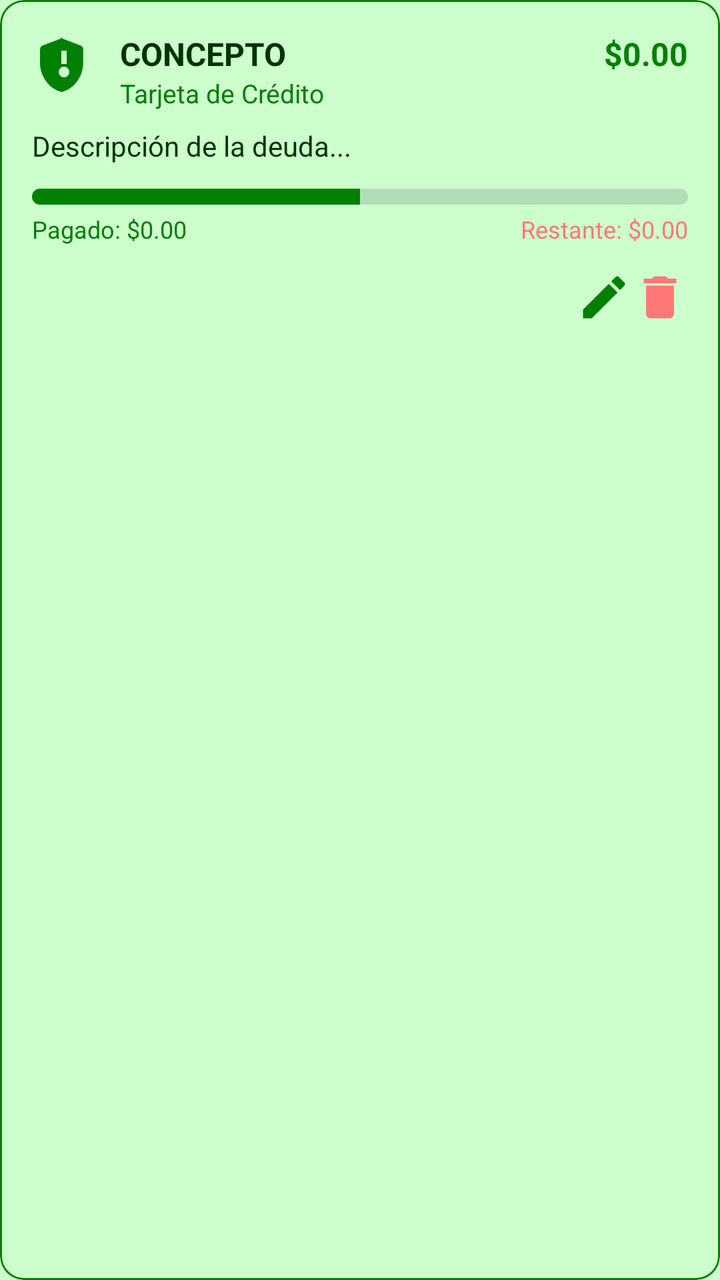
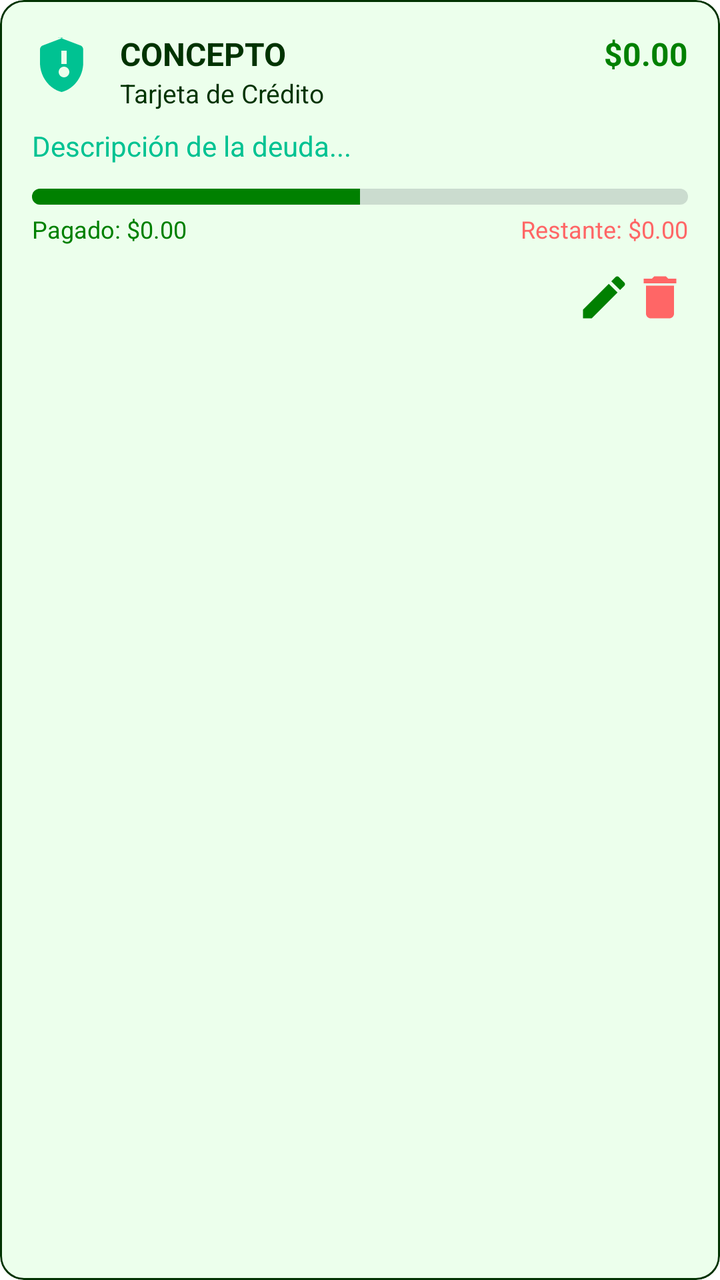

Compare the two renders of this Android layout. The source of the first and the diff that turns it into the second are given below.
<!-- AndroidManifest.xml: application theme Theme.MyLittleFinanControl -->
<!-- res/layout/item_deuda.xml -->
<?xml version="1.0" encoding="utf-8"?>
<com.google.android.material.card.MaterialCardView xmlns:android="http://schemas.android.com/apk/res/android"
    xmlns:app="http://schemas.android.com/apk/res-auto"
    android:layout_width="match_parent"
    android:layout_height="wrap_content"
    android:layout_marginHorizontal="16dp"
    android:layout_marginVertical="8dp"
    app:cardCornerRadius="12dp"
    app:cardElevation="0dp"
    app:cardBackgroundColor="@color/primary_glass"
    app:strokeWidth="1dp"
    app:strokeColor="@color/primary">

    <LinearLayout
        android:layout_width="match_parent"
        android:layout_height="wrap_content"
        android:orientation="vertical"
        android:padding="16dp">

        <RelativeLayout
            android:layout_width="match_parent"
            android:layout_height="wrap_content">

            <ImageView
                android:id="@+id/iv_icono_deuda"
                android:layout_width="32dp"
                android:layout_height="32dp"
                android:src="@drawable/ic_deuda"
                app:tint="@color/primary" />

            <LinearLayout
                android:layout_width="wrap_content"
                android:layout_height="wrap_content"
                android:layout_toEndOf="@id/iv_icono_deuda"
                android:layout_toStartOf="@+id/tv_valor_restante_top"
                android:layout_marginStart="12dp"
                android:orientation="vertical">

                <TextView
                    android:id="@+id/tv_concepto"
                    android:layout_width="wrap_content"
                    android:layout_height="wrap_content"
                    android:text="CONCEPTO"
                    android:textAllCaps="true"
                    android:textSize="16sp"
                    android:textStyle="bold"
                    android:textColor="@color/black" />

                <TextView
                    android:id="@+id/tv_tipo"
                    android:layout_width="wrap_content"
                    android:layout_height="wrap_content"
                    android:text="Tarjeta de Crédito"
                    android:textSize="13sp"
                    android:textColor="@color/primary" />
            </LinearLayout>

            <TextView
                android:id="@+id/tv_valor_restante_top"
                android:layout_width="wrap_content"
                android:layout_height="wrap_content"
                android:layout_alignParentEnd="true"
                android:text="$0.00"
                android:textSize="16sp"
                android:textStyle="bold"
                android:textColor="@color/primary" />
        </RelativeLayout>

        <TextView
            android:id="@+id/tv_descripcion"
            android:layout_width="match_parent"
            android:layout_height="wrap_content"
            android:layout_marginTop="8dp"
            android:text="Descripción de la deuda..."
            android:textSize="14sp"
            android:textColor="@color/black"
            android:maxLines="2"
            android:ellipsize="end" />

        <ProgressBar
            android:id="@+id/pb_deuda"
            style="?android:attr/progressBarStyleHorizontal"
            android:layout_width="match_parent"
            android:layout_height="8dp"
            android:layout_marginTop="12dp"
            android:progress="50"
            android:progressDrawable="@drawable/custom_progress_bar" />

        <RelativeLayout
            android:layout_width="match_parent"
            android:layout_height="wrap_content"
            android:layout_marginTop="4dp">

            <TextView
                android:id="@+id/tv_pagado_label"
                android:layout_width="wrap_content"
                android:layout_height="wrap_content"
                android:text="Pagado: $0.00"
                android:textSize="12sp"
                android:textColor="@color/primary" />

            <TextView
                android:id="@+id/tv_restante_label"
                android:layout_width="wrap_content"
                android:layout_height="wrap_content"
                android:layout_alignParentEnd="true"
                android:text="Restante: $0.00"
                android:textSize="12sp"
                android:textColor="@color/accent_alerta" />
        </RelativeLayout>

        <LinearLayout
            android:layout_width="wrap_content"
            android:layout_height="wrap_content"
            android:layout_gravity="end"
            android:layout_marginTop="12dp"
            android:orientation="horizontal">

            <ImageView
                android:id="@+id/iv_editar"
                android:layout_width="28dp"
                android:layout_height="28dp"
                android:src="@drawable/ic_edit"
                app:tint="@color/primary" />

            <ImageView
                android:id="@+id/iv_eliminar"
                android:layout_width="28dp"
                android:layout_height="28dp"
                android:src="@drawable/ic_delete"
                app:tint="@color/accent_alerta" />
        </LinearLayout>

    </LinearLayout>
</com.google.android.material.card.MaterialCardView>
<!-- resources referenced by this layout -->
<resources>
  <color name="accent_alerta">#FF7878</color>
  <color name="black">#003300</color>
  <color name="primary">#008000</color>
  <color name="primary_glass">#66CCFFCC</color>
  <!-- drawable custom_progress_bar (drawable) -->
  <?xml version="1.0" encoding="utf-8"?>
  <layer-list xmlns:android="http://schemas.android.com/apk/res/android">
      <item android:id="@android:id/background">
          <shape>
              <corners android:radius="10dp" />
              <solid android:color="#303A4750" />
          </shape>
      </item>
      <item android:id="@android:id/progress">
          <clip>
              <shape>
                  <corners android:radius="10dp" />
                  <solid android:color="@color/primary" />
              </shape>
          </clip>
      </item>
  </layer-list>
  <!-- drawable ic_delete (drawable) -->
  <vector xmlns:android="http://schemas.android.com/apk/res/android" android:autoMirrored="true" android:height="24dp" android:tint="#1F4F98" android:viewportHeight="24" android:viewportWidth="24" android:width="24dp">
        
      <path android:fillColor="@android:color/white" android:pathData="M6,19c0,1.1 0.9,2 2,2h8c1.1,0 2,-0.9 2,-2V7H6v12zM19,4h-3.5l-1,-1h-5l-1,1H5v2h14V4z"/>
      
  </vector>
  <!-- drawable ic_deuda (drawable) -->
  <vector xmlns:android="http://schemas.android.com/apk/res/android"
      android:width="24dp"
      android:height="24dp"
      android:viewportWidth="24"
      android:viewportHeight="24">
      <path
          android:fillColor="@color/primary"
          android:pathData="M11.8,2.1L3.9,5.1c-0.5,0.2 -0.9,0.8 -0.9,1.4v5.1c0,5.1 3.5,9.8 8.1,10.9c4.6,-1.1 8.1,-5.8 8.1,-10.9V6.5c0,-0.6 -0.4,-1.2 -0.9,-1.4l-7.9,-3c-0.2,-0.1 -0.4,-0.1 -0.6,0zM12,17c-1.1,0 -2,-0.9 -2,-2s0.9,-2 2,-2s2,0.9 2,2s-0.9,2 -2,2zM13,12h-2V7h2v5z"/>
  </vector>
  <!-- drawable ic_edit (drawable) -->
  <vector xmlns:android="http://schemas.android.com/apk/res/android" android:autoMirrored="true" android:height="24dp" android:tint="#1F4F98" android:viewportHeight="24" android:viewportWidth="24" android:width="24dp">
        
      <path android:fillColor="@android:color/white" android:pathData="M3,17.25V21h3.75L17.81,9.94l-3.75,-3.75L3,17.25zM20.71,7.04c0.39,-0.39 0.39,-1.02 0,-1.41l-2.34,-2.34c-0.39,-0.39 -1.02,-0.39 -1.41,0l-1.83,1.83 3.75,3.75 1.83,-1.83z"/>
      
  </vector>
  <style name="Base.Theme.MyLittleFinanControl" parent="Theme.Material3.DayNight.NoActionBar">
          
  
          <item name="colorPrimary">@color/verde_oscuro</item>
  
          <item name="colorOnPrimary">@color/verde_claro</item>
  
  
          <item name="colorPrimaryContainer">@color/verde_transparente</item>
          <item name="colorOnPrimaryContainer">@color/verde_negro</item>
  
  
          <item name="colorSecondary">@color/white</item>
  
          <item name="colorOnSecondary">@color/secondary</item>
  
  
          <item name="colorOutline">@color/verde_negro</item>
  
  
          <item name="colorOnSurface">@color/verde_negro</item>
  
          
          <item name="android:windowBackground">@color/background_light</item>
          <item name="colorSurface">@color/verde_transparente</item>
  
          <item name="colorError">@color/accent_alerta</item>
  
          <item name="colorOnError">@color/accent_alerta</item>
  
          
          <item name="android:statusBarColor">@color/background_light</item>
          <item name="android:windowLightStatusBar">true</item>
      </style>
  <color name="verde_claro">#CCFFCC</color>
  <color name="verde_negro">#003300</color>
  <color name="white">#CCFFCC</color>
  <color name="secondary">#33FF00</color>
  <color name="background_light">#CCFFCC</color>
  <!-- unchanged entries left out for length: 3 -->
</resources>

<!-- the commit's change to res/layout/item_deuda.xml (unified diff, before → after) -->
@@ -7,9 +7,9 @@
     android:layout_marginVertical="8dp"
     app:cardCornerRadius="12dp"
     app:cardElevation="0dp"
-    app:cardBackgroundColor="@color/primary_glass"
+    app:cardBackgroundColor="?attr/colorSecondaryContainer"
     app:strokeWidth="1dp"
-    app:strokeColor="@color/primary">
+    app:strokeColor="?attr/colorOutline">
 
     <LinearLayout
         android:layout_width="match_parent"
@@ -25,8 +25,7 @@
                 android:id="@+id/iv_icono_deuda"
                 android:layout_width="32dp"
                 android:layout_height="32dp"
-                android:src="@drawable/ic_deuda"
-                app:tint="@color/primary" />
+                android:src="@drawable/ic_deuda" />
 
             <LinearLayout
                 android:layout_width="wrap_content"
@@ -44,7 +43,7 @@
                     android:textAllCaps="true"
                     android:textSize="16sp"
                     android:textStyle="bold"
-                    android:textColor="@color/black" />
+                    android:textColor="?attr/colorOnSurface" />
 
                 <TextView
                     android:id="@+id/tv_tipo"
@@ -52,7 +51,7 @@
                     android:layout_height="wrap_content"
                     android:text="Tarjeta de Crédito"
                     android:textSize="13sp"
-                    android:textColor="@color/primary" />
+                    android:textColor="?attr/colorOnSurface" />
             </LinearLayout>
 
             <TextView
@@ -63,7 +62,7 @@
                 android:text="$0.00"
                 android:textSize="16sp"
                 android:textStyle="bold"
-                android:textColor="@color/primary" />
+                android:textColor="?attr/colorPrimary" />
         </RelativeLayout>
 
         <TextView
@@ -73,7 +72,7 @@
             android:layout_marginTop="8dp"
             android:text="Descripción de la deuda..."
             android:textSize="14sp"
-            android:textColor="@color/black"
+            android:textColor="?attr/colorSecondary"
             android:maxLines="2"
             android:ellipsize="end" />
 
@@ -97,7 +96,7 @@
                 android:layout_height="wrap_content"
                 android:text="Pagado: $0.00"
                 android:textSize="12sp"
-                android:textColor="@color/primary" />
+                android:textColor="?attr/colorPrimary" />
 
             <TextView
                 android:id="@+id/tv_restante_label"
@@ -106,7 +105,7 @@
                 android:layout_alignParentEnd="true"
                 android:text="Restante: $0.00"
                 android:textSize="12sp"
-                android:textColor="@color/accent_alerta" />
+                android:textColor="?attr/colorError" />
         </RelativeLayout>
 
         <LinearLayout
@@ -120,15 +119,13 @@
                 android:id="@+id/iv_editar"
                 android:layout_width="28dp"
                 android:layout_height="28dp"
-                android:src="@drawable/ic_edit"
-                app:tint="@color/primary" />
+                android:src="@drawable/ic_edit"/>
 
             <ImageView
                 android:id="@+id/iv_eliminar"
                 android:layout_width="28dp"
                 android:layout_height="28dp"
-                android:src="@drawable/ic_delete"
-                app:tint="@color/accent_alerta" />
+                android:src="@drawable/ic_delete" />
         </LinearLayout>
 
     </LinearLayout>
<!-- resource entries referenced after the edit -->
@@ -1,9 +1,5 @@
 <!-- resources referenced by this layout -->
 <resources>
-  <color name="accent_alerta">#FF7878</color>
-  <color name="black">#003300</color>
-  <color name="primary">#008000</color>
-  <color name="primary_glass">#66CCFFCC</color>
   <!-- drawable custom_progress_bar (drawable) -->
   <?xml version="1.0" encoding="utf-8"?>
   <layer-list xmlns:android="http://schemas.android.com/apk/res/android">
@@ -17,15 +13,15 @@
           <clip>
               <shape>
                   <corners android:radius="10dp" />
-                  <solid android:color="@color/primary" />
+                  <solid android:color="?attr/colorPrimary" />
               </shape>
           </clip>
       </item>
   </layer-list>
   <!-- drawable ic_delete (drawable) -->
-  <vector xmlns:android="http://schemas.android.com/apk/res/android" android:autoMirrored="true" android:height="24dp" android:tint="#1F4F98" android:viewportHeight="24" android:viewportWidth="24" android:width="24dp">
+  <vector xmlns:android="http://schemas.android.com/apk/res/android" android:autoMirrored="true" android:height="24dp" android:tint="?attr/colorError" android:viewportHeight="24" android:viewportWidth="24" android:width="24dp">
         
-      <path android:fillColor="@android:color/white" android:pathData="M6,19c0,1.1 0.9,2 2,2h8c1.1,0 2,-0.9 2,-2V7H6v12zM19,4h-3.5l-1,-1h-5l-1,1H5v2h14V4z"/>
+      <path android:fillColor="?attr/colorError" android:pathData="M6,19c0,1.1 0.9,2 2,2h8c1.1,0 2,-0.9 2,-2V7H6v12zM19,4h-3.5l-1,-1h-5l-1,1H5v2h14V4z"/>
       
   </vector>
   <!-- drawable ic_deuda (drawable) -->
@@ -35,54 +31,71 @@
       android:viewportWidth="24"
       android:viewportHeight="24">
       <path
-          android:fillColor="@color/primary"
+          android:fillColor="?attr/colorSecondary"
           android:pathData="M11.8,2.1L3.9,5.1c-0.5,0.2 -0.9,0.8 -0.9,1.4v5.1c0,5.1 3.5,9.8 8.1,10.9c4.6,-1.1 8.1,-5.8 8.1,-10.9V6.5c0,-0.6 -0.4,-1.2 -0.9,-1.4l-7.9,-3c-0.2,-0.1 -0.4,-0.1 -0.6,0zM12,17c-1.1,0 -2,-0.9 -2,-2s0.9,-2 2,-2s2,0.9 2,2s-0.9,2 -2,2zM13,12h-2V7h2v5z"/>
   </vector>
   <!-- drawable ic_edit (drawable) -->
-  <vector xmlns:android="http://schemas.android.com/apk/res/android" android:autoMirrored="true" android:height="24dp" android:tint="#1F4F98" android:viewportHeight="24" android:viewportWidth="24" android:width="24dp">
+  <vector xmlns:android="http://schemas.android.com/apk/res/android" android:autoMirrored="true" android:height="24dp" android:tint="?attr/colorPrimary" android:viewportHeight="24" android:viewportWidth="24" android:width="24dp">
         
-      <path android:fillColor="@android:color/white" android:pathData="M3,17.25V21h3.75L17.81,9.94l-3.75,-3.75L3,17.25zM20.71,7.04c0.39,-0.39 0.39,-1.02 0,-1.41l-2.34,-2.34c-0.39,-0.39 -1.02,-0.39 -1.41,0l-1.83,1.83 3.75,3.75 1.83,-1.83z"/>
+      <path android:fillColor="?attr/colorPrimary" android:pathData="M3,17.25V21h3.75L17.81,9.94l-3.75,-3.75L3,17.25zM20.71,7.04c0.39,-0.39 0.39,-1.02 0,-1.41l-2.34,-2.34c-0.39,-0.39 -1.02,-0.39 -1.41,0l-1.83,1.83 3.75,3.75 1.83,-1.83z"/>
       
   </vector>
   <style name="Base.Theme.MyLittleFinanControl" parent="Theme.Material3.DayNight.NoActionBar">
+  
           
+          <item name="colorPrimary">@color/verde_oscuro</item>
+          
+          <item name="colorOnPrimary">@android:color/white</item>
   
-          <item name="colorPrimary">@color/verde_oscuro</item>
-  
-          <item name="colorOnPrimary">@color/verde_claro</item>
-  
-  
-          <item name="colorPrimaryContainer">@color/verde_transparente</item>
+          
+          <item name="colorPrimaryContainer">@color/verde_claro</item>
+          
           <item name="colorOnPrimaryContainer">@color/verde_negro</item>
   
+          
+          <item name="colorSecondary">@color/verde</item>
+          
+          <item name="colorOnSecondary">@color/verde_negro</item>
   
-          <item name="colorSecondary">@color/white</item>
+          
+          <item name="colorSecondaryContainer">@color/verde_transparente</item>
+          <item name="colorOnSecondaryContainer">@color/verde_negro</item>
   
-          <item name="colorOnSecondary">@color/secondary</item>
+          
+          <item name="colorTertiary">@color/verde_blanco_transparente</item>
+          <item name="colorOnTertiary">@color/verde_negro</item>
   
-  
+          
           <item name="colorOutline">@color/verde_negro</item>
   
-  
+          
           <item name="colorOnSurface">@color/verde_negro</item>
   
           
-          <item name="android:windowBackground">@color/background_light</item>
-          <item name="colorSurface">@color/verde_transparente</item>
-  
-          <item name="colorError">@color/accent_alerta</item>
-  
-          <item name="colorOnError">@color/accent_alerta</item>
+          
+          <item name="android:windowBackground">@android:color/white</item>
+          
+          <item name="colorSurface">@color/verde_blanco_transparente</item>
   
           
-          <item name="android:statusBarColor">@color/background_light</item>
+          <item name="colorError">@color/rojo_alerta</item>
+          <item name="colorOnError">@color/rojo_transparente</item>
+  
+          
+          <item name="android:statusBarColor">@android:color/white</item>
           <item name="android:windowLightStatusBar">true</item>
+  
+          
+          <item name="colorSurfaceVariant">#E0E0E0</item>
+          <item name="colorOnSurfaceVariant">#49454F</item>
+  
       </style>
   <color name="verde_claro">#CCFFCC</color>
   <color name="verde_negro">#003300</color>
-  <color name="white">#CCFFCC</color>
-  <color name="secondary">#33FF00</color>
-  <color name="background_light">#CCFFCC</color>
+  <color name="verde">#00C292</color>
+  <color name="verde_blanco_transparente">#D3F6FFF6</color>
+  <color name="rojo_alerta">#FF6666</color>
+  <color name="rojo_transparente">#7BF69F9F</color>
   <!-- unchanged entries left out for length: 3 -->
 </resources>
 
